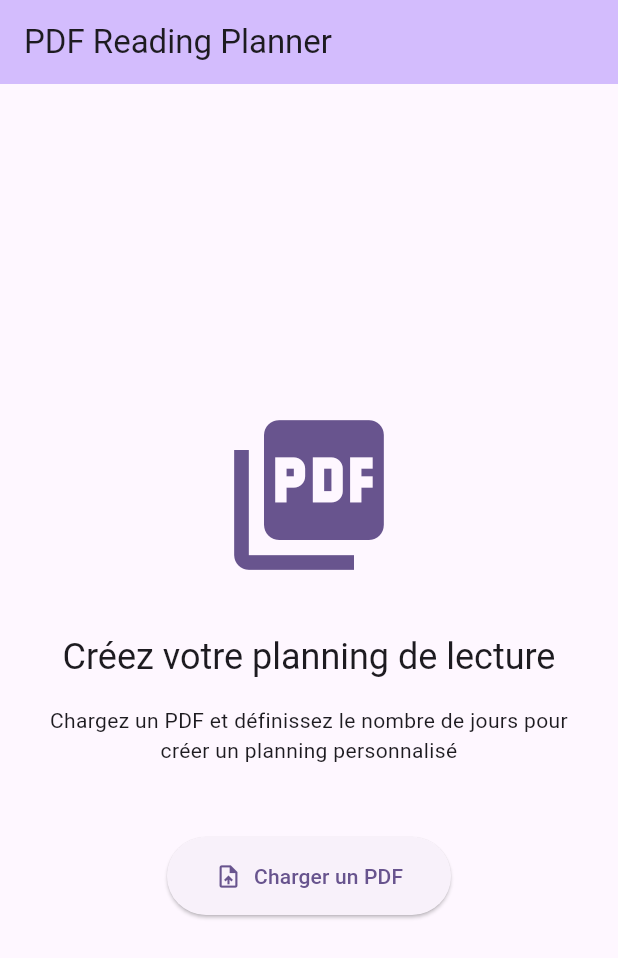
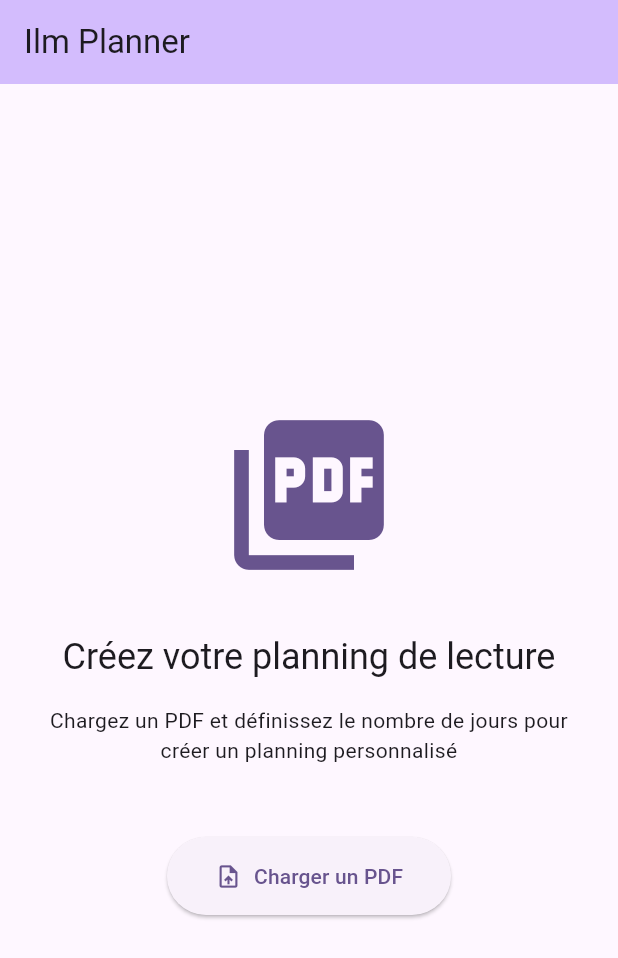
Before and after one commit to boubou1100/ilmplanner, a Flutter app: the screen it shows after launch, on a phone screen of 412 x 824 dp. Shown: the top 958 px of the screen. Run offline on Flutter 3.47's test engine with Material 3 defaults, Android fonts, the light colour scheme and no system bars; our stand-ins replace file_picker, flutter_local_notifications, flutter_riverpod, go_router, shared_preferences, timezone; missing offline and left inert: flutter_pdfview, syncfusion_flutter_pdf.

```diff
--- a/lib/screens/home.dart
+++ b/lib/screens/home.dart
@@ -83,7 +83,7 @@ class HomeScreen extends ConsumerWidget {
 
     return Scaffold(
       appBar: AppBar(
-        title: const Text('PDF Reading Planner'),
+        title: const Text('Ilm Planner'),
         backgroundColor: Theme.of(context).colorScheme.inversePrimary,
       ),
       body: Center(
```
Also changed, not shown: 677 other files.
